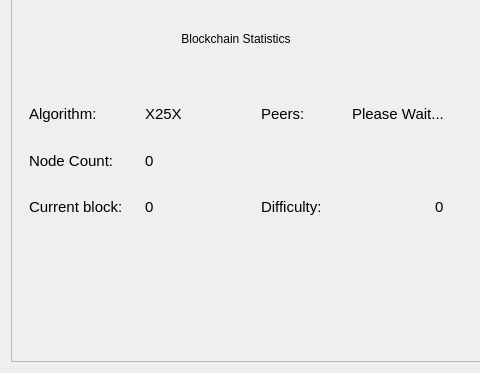
Above: src/qt/forms/overviewpage.ui from HTHcoin/helpthehomelesscoin before the change; both pictures show x 0 to 480 and y 312 to 685 of the 1000 by 685 pixel window. Below: the same form after it.
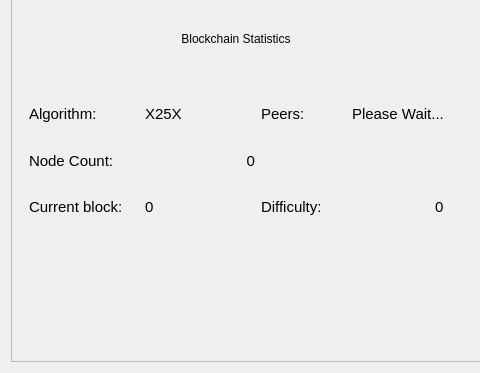
That is the form after the change.

The edit to the form file:
```diff
--- a/src/qt/forms/overviewpage.ui
+++ b/src/qt/forms/overviewpage.ui
@@ -289,7 +289,7 @@
              <string>0</string>
             </property>
             <property name="alignment">
-             <set>Qt::AlignLeading|Qt::AlignLeft|Qt::AlignVCenter</set>
+             <set>Qt::AlignLeading|Qt::AlignRight|Qt::AlignVCenter</set>
             </property>
            </widget>
           </item>
```
